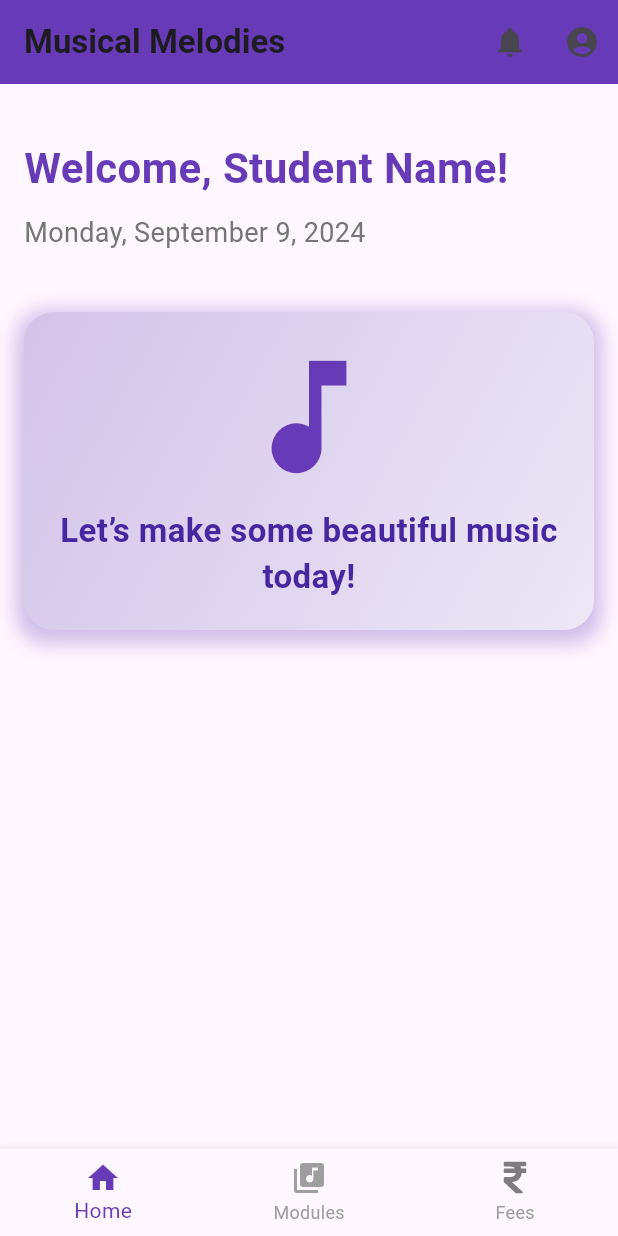
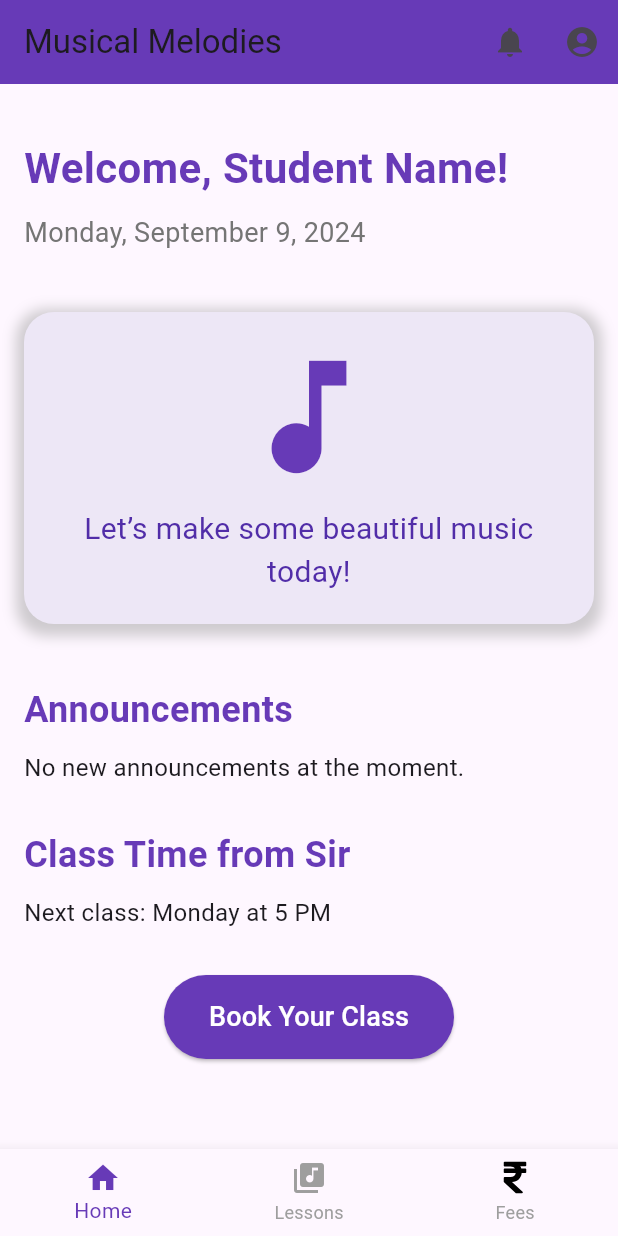
Before and after one commit to grpathak22/MusicalMelodies, a Flutter app: the screen it shows after launch, on a phone screen of 412 x 824 dp. Run offline on Flutter 3.47's test engine with Material 3 defaults, Android fonts, the phone set to English and light mode, and no system bars; our stand-ins replace flutter_svg; Roboto replaces fonts that are missing (RobotoMono).

Commit message:
Initial Commit

```diff
--- a/lib/screens/home_screen.dart
+++ b/lib/screens/home_screen.dart
@@ -1,7 +1,6 @@
 import 'package:flutter/material.dart';
 import 'package:intl/intl.dart';
 import 'package:flutter_svg/flutter_svg.dart';
-
 class HomeScreen extends StatelessWidget {
   final String studentName;
 
@@ -13,10 +12,7 @@ class HomeScreen extends StatelessWidget {
 
     return Scaffold(
       appBar: AppBar(
-        title: Text(
-          'Musical Melodies',
-          style: TextStyle(fontFamily: 'RobotoMono', fontWeight: FontWeight.bold),
-        ),
+        title: Text('Musical Melodies'),
         backgroundColor: Colors.deepPurple,
         actions: [
           IconButton(
@@ -33,9 +29,9 @@ class HomeScreen extends StatelessWidget {
           ),
         ],
       ),
-      body: SingleChildScrollView(
-        child: Padding(
-          padding: const EdgeInsets.all(16.0),
+      body: Padding(
+        padding: const EdgeInsets.all(16.0),
+        child: SingleChildScrollView(
           child: Column(
             crossAxisAlignment: CrossAxisAlignment.start,
             children: [
@@ -46,7 +42,6 @@ class HomeScreen extends StatelessWidget {
                   fontSize: 28,
                   fontWeight: FontWeight.bold,
                   color: Colors.deepPurple,
-                  fontFamily: 'RobotoMono',
                 ),
               ),
               SizedBox(height: 10),
@@ -62,40 +57,78 @@ class HomeScreen extends StatelessWidget {
                 child: Container(
                   padding: EdgeInsets.all(20),
                   decoration: BoxDecoration(
-                    gradient: LinearGradient(
-                      colors: [Colors.deepPurple.shade100, Colors.deepPurple.shade50],
-                      begin: Alignment.topLeft,
-                      end: Alignment.bottomRight,
-                    ),
+                    color: Colors.deepPurple[50],
                     borderRadius: BorderRadius.circular(20),
                     boxShadow: [
                       BoxShadow(
-                        color: Colors.deepPurple.withOpacity(0.3),
+                        color: Colors.grey.withOpacity(0.5),
                         spreadRadius: 5,
-                        blurRadius: 10,
-                        offset: Offset(0, 4),
+                        blurRadius: 7,
+                        offset: Offset(0, 3),
                       ),
                     ],
                   ),
                   child: Column(
                     children: [
-                      Icon(
-                        Icons.music_note,
-                        size: 100,
-                        color: Colors.deepPurple,
-                      ),
+                      Icon(Icons.music_note,
+                          size: 100, color: Colors.deepPurple),
                       SizedBox(height: 10),
                       Text(
                         'Let’s make some beautiful music today!',
                         style: TextStyle(
-                          fontSize: 22,
-                          color: Colors.deepPurple[800],
-                          fontWeight: FontWeight.w600,
-                          fontFamily: 'RobotoMono',
+                          fontSize: 20,
+                          color: Colors.deepPurple[700],
                         ),
                         textAlign: TextAlign.center,
                       ),
                     ],
+                  ),
+                ),
+              ),
+              SizedBox(height: 40),
+              Text(
+                'Announcements',
+                style: TextStyle(
+                  fontSize: 24,
+                  fontWeight: FontWeight.bold,
+                  color: Colors.deepPurple,
+                ),
+              ),
+              SizedBox(height: 10),
+              Text(
+                'No new announcements at the moment.', // Placeholder text
+                style: TextStyle(fontSize: 16),
+              ),
+              SizedBox(height: 30),
+              Text(
+                'Class Time from Sir',
+                style: TextStyle(
+                  fontSize: 24,
+                  fontWeight: FontWeight.bold,
+                  color: Colors.deepPurple,
+                ),
+              ),
+              SizedBox(height: 10),
+              Text(
+                'Next class: Monday at 5 PM', // Placeholder text
+                style: TextStyle(fontSize: 16),
+              ),
+              SizedBox(height: 30),
+              Center(
+                child: ElevatedButton(
+                  onPressed: () {
+                    // Add functionality for booking class
+                  },
+                  style: ElevatedButton.styleFrom(
+                    backgroundColor: Colors.deepPurple, // Background color
+                    padding: EdgeInsets.symmetric(horizontal: 30, vertical: 15),
+                    shape: RoundedRectangleBorder(
+                      borderRadius: BorderRadius.circular(30),
+                    ),
+                  ),
+                  child: Text(
+                    'Book Your Class',
+                    style: TextStyle(fontSize: 18, color: Colors.white),
                   ),
                 ),
               ),
@@ -106,8 +139,6 @@ class HomeScreen extends StatelessWidget {
       bottomNavigationBar: BottomNavigationBar(
         selectedItemColor: Colors.deepPurple,
         unselectedItemColor: Colors.grey,
-        showUnselectedLabels: true,
-        type: BottomNavigationBarType.fixed,
         items: [
           BottomNavigationBarItem(
             icon: Icon(Icons.home),
@@ -115,16 +146,14 @@ class HomeScreen extends StatelessWidget {
           ),
           BottomNavigationBarItem(
             icon: Icon(Icons.library_music),
-            label: 'Modules',
+            label: 'Lessons',
           ),
           BottomNavigationBarItem(
-            icon: Opacity(
-              opacity: 0.5,  // 50% opacity
-              child: SvgPicture.asset(
-                'assets/rupee.svg',  // Using the rupee icon from assets
-                width: 24,
-                height: 24,  // Optionally, add color
-              ),
+            icon: SvgPicture.asset(
+              'assets/rupee.svg',  // Using the rupee icon from assets
+              width: 24,
+              height: 24,
+  // Optionally, add color
             ),
             label: 'Fees',
           ),
```
